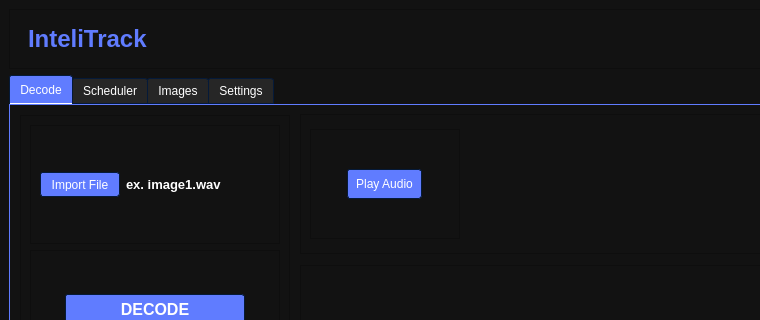
The window that PythonQt/uiFile/mainwindow.ui (JamesOstrowski21/Senior_Design-) describes before a commit, drawn with Qt 5; both pictures show x 0 to 760 and y 0 to 320 of the 1200 by 750 pixel window.
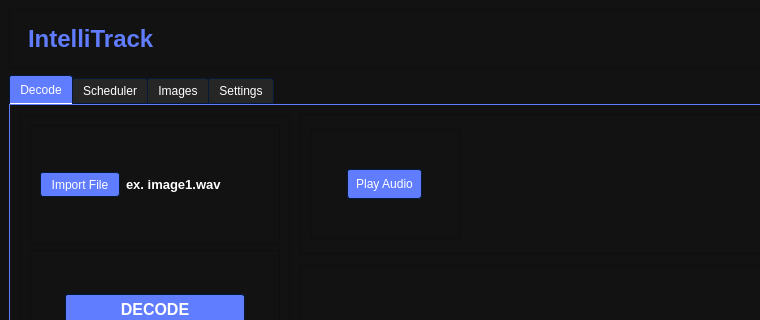
The same window after the commit. Icons and pictures are not drawn.

Commit message: working on playing audio

```diff
--- a/PythonQt/uiFile/mainwindow.ui
+++ b/PythonQt/uiFile/mainwindow.ui
@@ -1234,7 +1234,7 @@
             </size>
            </property>
            <property name="text">
-            <string>InteliTrack</string>
+            <string>IntelliTrack</string>
            </property>
           </widget>
          </item>
```
Left out of the diff: 4 changed lines with no effect on the pictures. The commit also changes 2 other files.
